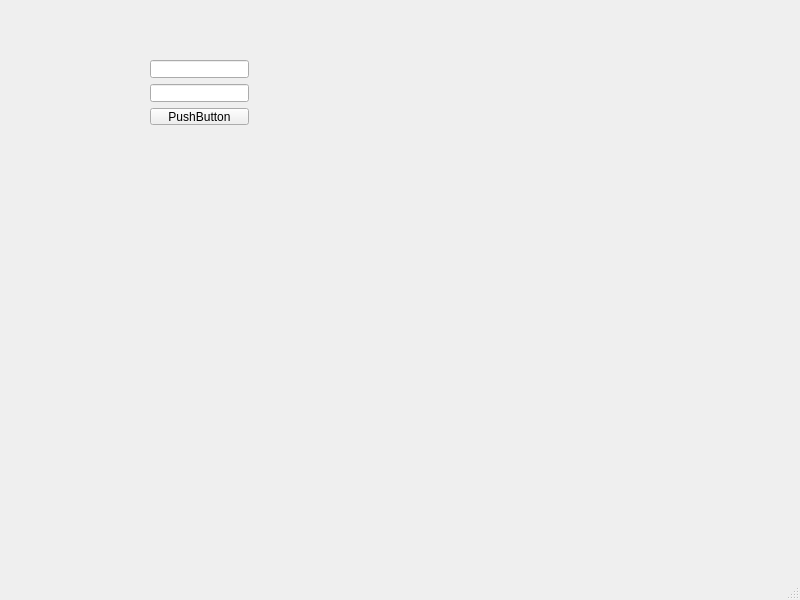
Old version of the form prototip1/testTutorialFiles/pyqt5-threading/main_window.ui in the repository selmanterzioglu/kiz-bocegi-tika.
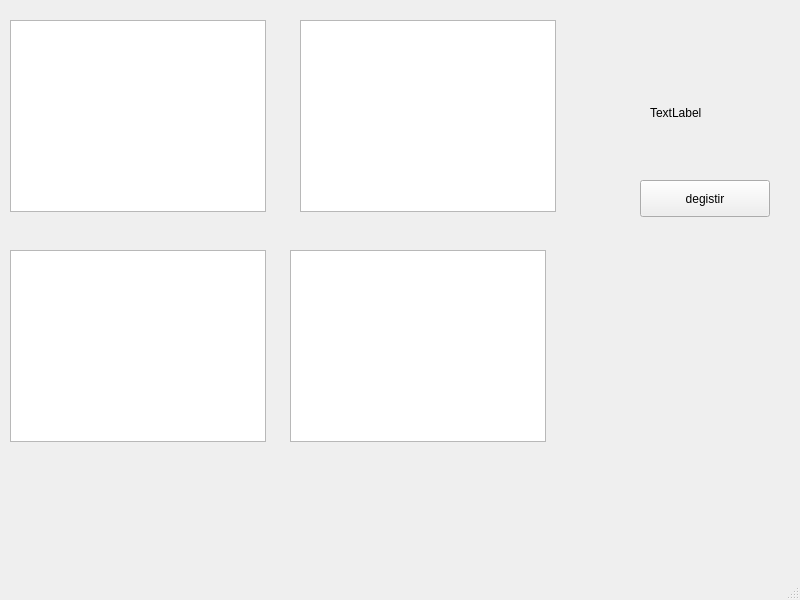
New version of the form.

```diff
--- a/prototip1/testTutorialFiles/pyqt5-threading/main_window.ui
+++ b/prototip1/testTutorialFiles/pyqt5-threading/main_window.ui
@@ -14,30 +14,71 @@
    <string>MainWindow</string>
   </property>
   <widget class="QWidget" name="centralwidget">
-   <widget class="QWidget" name="">
+   <widget class="QLabel" name="label">
     <property name="geometry">
      <rect>
-      <x>150</x>
-      <y>60</y>
-      <width>99</width>
-      <height>65</height>
+      <x>650</x>
+      <y>100</y>
+      <width>98</width>
+      <height>26</height>
      </rect>
     </property>
-    <layout class="QVBoxLayout" name="verticalLayout">
-     <item>
-      <widget class="QLineEdit" name="lineEdit"/>
-     </item>
-     <item>
-      <widget class="QLineEdit" name="lineEdit_2"/>
-     </item>
-     <item>
-      <widget class="QPushButton" name="pushButton">
-       <property name="text">
-        <string>PushButton</string>
-       </property>
-      </widget>
-     </item>
-    </layout>
+    <property name="text">
+     <string>TextLabel</string>
+    </property>
+   </widget>
+   <widget class="QPushButton" name="pushButton">
+    <property name="geometry">
+     <rect>
+      <x>640</x>
+      <y>180</y>
+      <width>130</width>
+      <height>37</height>
+     </rect>
+    </property>
+    <property name="text">
+     <string>degistir</string>
+    </property>
+   </widget>
+   <widget class="QGraphicsView" name="graphicsView">
+    <property name="geometry">
+     <rect>
+      <x>10</x>
+      <y>20</y>
+      <width>256</width>
+      <height>192</height>
+     </rect>
+    </property>
+   </widget>
+   <widget class="QGraphicsView" name="graphicsView_2">
+    <property name="geometry">
+     <rect>
+      <x>300</x>
+      <y>20</y>
+      <width>256</width>
+      <height>192</height>
+     </rect>
+    </property>
+   </widget>
+   <widget class="QGraphicsView" name="graphicsView_3">
+    <property name="geometry">
+     <rect>
+      <x>10</x>
+      <y>250</y>
+      <width>256</width>
+      <height>192</height>
+     </rect>
+    </property>
+   </widget>
+   <widget class="QGraphicsView" name="graphicsView_4">
+    <property name="geometry">
+     <rect>
+      <x>290</x>
+      <y>250</y>
+      <width>256</width>
+      <height>192</height>
+     </rect>
+    </property>
    </widget>
   </widget>
   <widget class="QMenuBar" name="menubar">
```
Left out of the diff: 24 changed lines with no effect on the pictures.
